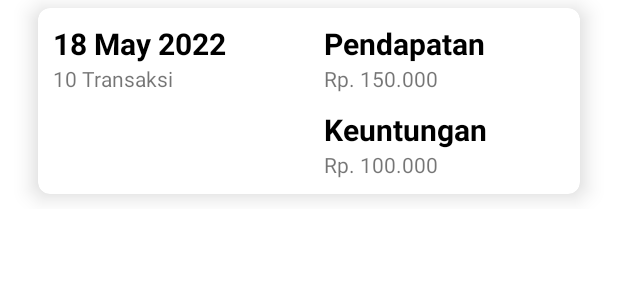
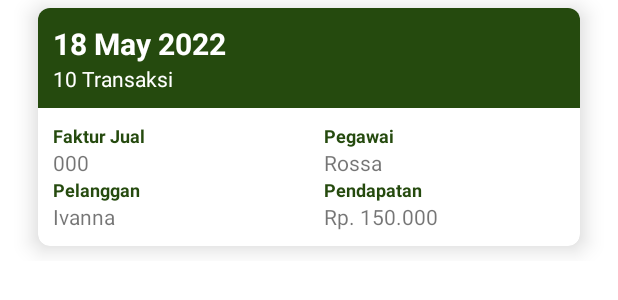
Before and after one commit to Fancesatria/KasirOnlineAndroid, an Android app: the layout item_pendapatan.xml on its own in the app's theme, with its tools: preview values and no code run, on a phone screen of 412 x 824 dp. Shown: the top 300 px of the screen. Run offline under Robolectric (Android 15) with nearby library versions, the phone set to English and light mode, and no system bars; network calls fail.

Commit message:
0306 - laporan pendapatan v5

```diff
--- a/app/src/main/res/layout/item_pendapatan.xml
+++ b/app/src/main/res/layout/item_pendapatan.xml
@@ -3,7 +3,7 @@
     android:layout_width="match_parent"
     android:layout_height="wrap_content"
     xmlns:app="http://schemas.android.com/apk/res-auto"
-    android:orientation="vertical">
+    android:orientation="horizontal">
 
     <androidx.cardview.widget.CardView
         android:id="@+id/ItemCardView"
@@ -20,14 +20,15 @@
         <LinearLayout
             android:layout_width="match_parent"
             android:layout_height="wrap_content"
-            android:orientation="horizontal"
+            android:orientation="vertical"
             android:weightSum="2">
 
             <LinearLayout
                 android:layout_width="match_parent"
                 android:layout_height="wrap_content"
                 android:layout_weight="1"
-                android:orientation="vertical">
+                android:orientation="vertical"
+                android:background="#254A0E">
 
                 <TextView
                     android:id="@+id/txtDate"
@@ -38,7 +39,7 @@
                     android:layout_marginLeft="10dp"
                     android:layout_marginRight="10dp"
                     android:text="18 May 2022"
-                    android:textColor="#000"
+                    android:textColor="@color/white"
                     android:textStyle="bold"
                     android:textSize="20sp" />
 
@@ -50,72 +51,149 @@
                     android:layout_marginBottom="10dp"
                     android:layout_marginLeft="10dp"
                     android:layout_marginRight="10dp"
-                    android:text="10 Transaksi" />
+                    android:text="10 Transaksi"
+                    android:textColor="@color/white"/>
             </LinearLayout>
 
             <LinearLayout
                 android:layout_width="match_parent"
                 android:layout_height="wrap_content"
                 android:layout_weight="1"
-                android:orientation="vertical">
+                android:weightSum="2"
+                android:orientation="horizontal">
 
                 <LinearLayout
                     android:layout_width="match_parent"
                     android:layout_height="wrap_content"
-                    android:orientation="vertical">
+                    android:orientation="vertical"
+                    android:layout_weight="1"
+                    >
 
-                    <TextView
-                        android:id="@+id/txtPendapatan"
+                    <LinearLayout
                         android:layout_width="match_parent"
                         android:layout_height="wrap_content"
-                        android:layout_marginTop="10dp"
-                        android:layout_marginBottom="0dp"
-                        android:layout_marginLeft="10dp"
-                        android:layout_marginRight="10dp"
-                        android:text="Pendapatan"
-                        android:textColor="#000"
-                        android:textStyle="bold"
-                        android:textSize="20sp" />
+                        android:orientation="vertical">
 
-                    <TextView
-                        android:id="@+id/txtJmlPendapatan"
+                        <TextView
+                            android:id="@+id/txtFakturJual"
+                            android:layout_width="match_parent"
+                            android:layout_height="wrap_content"
+                            android:layout_marginTop="10dp"
+                            android:layout_marginBottom="0dp"
+                            android:layout_marginLeft="10dp"
+                            android:layout_marginRight="10dp"
+                            android:text="Faktur Jual"
+                            android:textColor="#254A0E"
+                            android:textStyle="bold"
+                            android:textSize="12sp" />
+
+                        <TextView
+                            android:id="@+id/isiFakturJual"
+                            android:layout_width="match_parent"
+                            android:layout_height="wrap_content"
+                            android:layout_marginTop="0dp"
+                            android:layout_marginBottom="0dp"
+                            android:layout_marginLeft="10dp"
+                            android:layout_marginRight="10dp"
+                            android:text="000" />
+                    </LinearLayout>
+
+                    <LinearLayout
                         android:layout_width="match_parent"
                         android:layout_height="wrap_content"
-                        android:layout_marginTop="0dp"
-                        android:layout_marginBottom="5dp"
-                        android:layout_marginLeft="10dp"
-                        android:layout_marginRight="10dp"
-                        android:text="Rp. 150.000" />
+                        android:orientation="vertical">
+
+                        <TextView
+                            android:id="@+id/txtPelanggan"
+                            android:layout_width="match_parent"
+                            android:layout_height="wrap_content"
+                            android:layout_marginTop="0dp"
+                            android:layout_marginBottom="0dp"
+                            android:layout_marginLeft="10dp"
+                            android:layout_marginRight="10dp"
+                            android:text="Pelanggan"
+                            android:textColor="#254A0E"
+                            android:textStyle="bold"
+                            android:textSize="12sp" />
+
+                        <TextView
+                            android:id="@+id/isipelanggan"
+                            android:layout_width="match_parent"
+                            android:layout_height="wrap_content"
+                            android:layout_marginTop="0dp"
+                            android:layout_marginBottom="10dp"
+                            android:layout_marginLeft="10dp"
+                            android:layout_marginRight="10dp"
+                            android:text="Ivanna" />
+                    </LinearLayout>
                 </LinearLayout>
 
                 <LinearLayout
                     android:layout_width="match_parent"
                     android:layout_height="wrap_content"
-                    android:orientation="vertical">
+                    android:orientation="vertical"
+                    android:layout_weight="1">
 
-                    <TextView
-                        android:id="@+id/txtKeuntungan"
+                    <LinearLayout
                         android:layout_width="match_parent"
                         android:layout_height="wrap_content"
-                        android:layout_marginTop="5dp"
-                        android:layout_marginBottom="0dp"
-                        android:layout_marginLeft="10dp"
-                        android:layout_marginRight="10dp"
-                        android:text="Keuntungan"
-                        android:textColor="#000"
-                        android:textStyle="bold"
-                        android:textSize="20sp" />
+                        android:orientation="vertical">
 
-                    <TextView
-                        android:id="@+id/txtJmlKeuntungan"
+                        <TextView
+                            android:id="@+id/txtPegawai"
+                            android:layout_width="match_parent"
+                            android:layout_height="wrap_content"
+                            android:layout_marginTop="10dp"
+                            android:layout_marginBottom="0dp"
+                            android:layout_marginLeft="10dp"
+                            android:layout_marginRight="10dp"
+                            android:text="Pegawai"
+                            android:textColor="#254A0E"
+                            android:textStyle="bold"
+                            android:textSize="12sp" />
+
+                        <TextView
+                            android:id="@+id/isiPegawai"
+                            android:layout_width="match_parent"
+                            android:layout_height="wrap_content"
+                            android:layout_marginTop="0dp"
+                            android:layout_marginBottom="0dp"
+                            android:layout_marginLeft="10dp"
+                            android:layout_marginRight="10dp"
+                            android:text="Rossa" />
+                    </LinearLayout>
+
+                    <LinearLayout
                         android:layout_width="match_parent"
                         android:layout_height="wrap_content"
-                        android:layout_marginTop="0dp"
-                        android:layout_marginBottom="10dp"
-                        android:layout_marginLeft="10dp"
-                        android:layout_marginRight="10dp"
-                        android:text="Rp. 100.000" />
+                        android:orientation="vertical">
+
+                        <TextView
+                            android:id="@+id/txtPendapatan"
+                            android:layout_width="match_parent"
+                            android:layout_height="wrap_content"
+                            android:layout_marginTop="0dp"
+                            android:layout_marginBottom="0dp"
+                            android:layout_marginLeft="10dp"
+                            android:layout_marginRight="10dp"
+                            android:text="Pendapatan"
+                            android:textColor="#254A0E"
+                            android:textStyle="bold"
+                            android:textSize="12sp" />
+
+                        <TextView
+                            android:id="@+id/isiPendapatan"
+                            android:layout_width="match_parent"
+                            android:layout_height="wrap_content"
+                            android:layout_marginTop="0dp"
+                            android:layout_marginBottom="10dp"
+                            android:layout_marginLeft="10dp"
+                            android:layout_marginRight="10dp"
+                            android:text="Rp. 150.000" />
+                    </LinearLayout>
                 </LinearLayout>
+
+
 
             </LinearLayout>
 
```
Also changed, not shown: app/src/main/java/com/example/authapp/Adapter/LapPendapatanAdapter.java (+13 -10 lines), app/src/main/java/com/example/authapp/Response/PendapatanGetResp.java (+5 -4 lines), app/src/main/java/com/example/authapp/ViewModel/ViewModelJual.java (+11 -0 lines), app/src/main/java/com/example/authapp/ui/laporan/LaporanPendapatan.java (+15 -5 lines).
